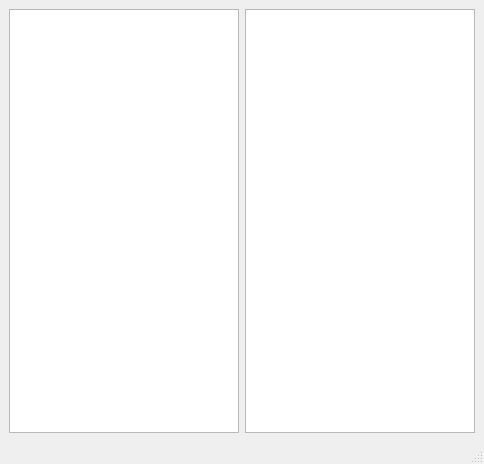
Before: the Qt Designer form Easy_File_Manager/explorer.ui in NebesnyiA/Easy_File_Manager, drawn with Qt 5.
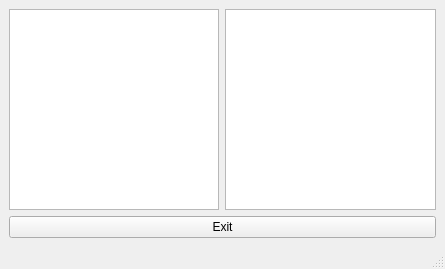
After: the same form once the commit is applied.

Patch:
```diff
--- a/Easy_File_Manager/explorer.ui
+++ b/Easy_File_Manager/explorer.ui
@@ -6,20 +6,35 @@
    <rect>
     <x>0</x>
     <y>0</y>
-    <width>484</width>
-    <height>464</height>
+    <width>445</width>
+    <height>269</height>
    </rect>
   </property>
   <property name="windowTitle">
    <string>Explorer</string>
   </property>
   <widget class="QWidget" name="centralwidget">
-   <layout class="QHBoxLayout" name="horizontalLayout">
+   <layout class="QVBoxLayout" name="verticalLayout_2">
     <item>
-     <widget class="QListView" name="listView_2"/>
-    </item>
-    <item>
-     <widget class="QListView" name="listView"/>
+     <layout class="QVBoxLayout" name="verticalLayout">
+      <item>
+       <layout class="QHBoxLayout" name="horizontalLayout">
+        <item>
+         <widget class="QListView" name="Win_One"/>
+        </item>
+        <item>
+         <widget class="QListView" name="Win_Two"/>
+        </item>
+       </layout>
+      </item>
+      <item>
+       <widget class="QPushButton" name="B_Exit">
+        <property name="text">
+         <string>Exit</string>
+        </property>
+       </widget>
+      </item>
+     </layout>
     </item>
    </layout>
   </widget>
```
Left out of the diff: 2 changed lines with no effect on the pictures.
